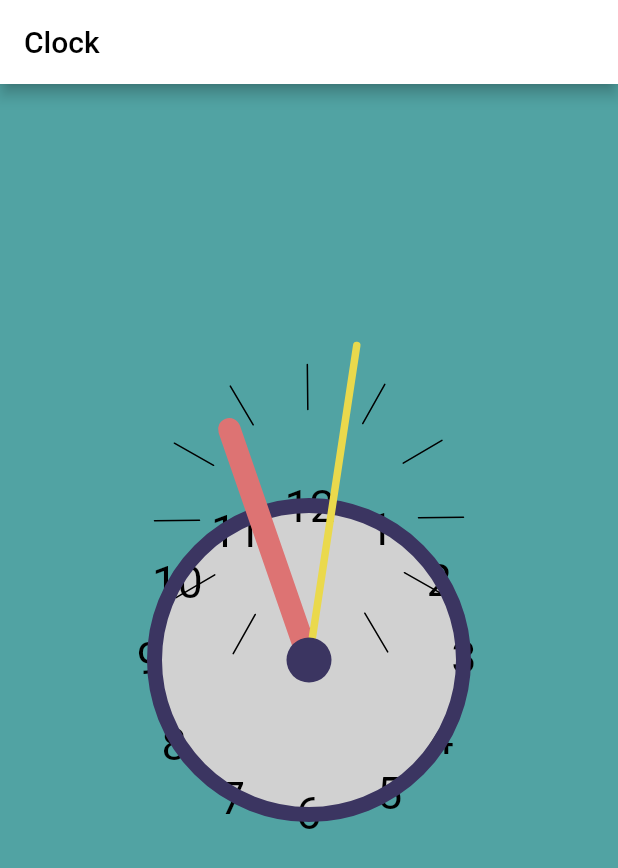
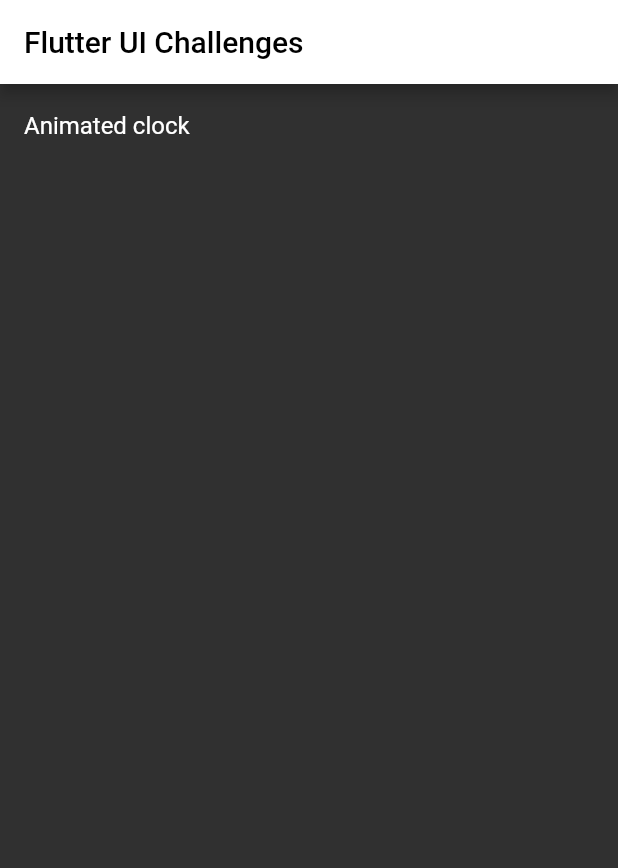
Before and after one commit to kamskr/flutter_ui_challenges, a Flutter app: the screen it shows after launch, on a phone screen of 412 x 824 dp. Shown: the top 868 px of the screen. Run offline on Flutter 3.47's test engine with Material 2 defaults, Android fonts, the phone set to English and light mode, and no system bars.

Commit message:
feat: prepared menu

```diff
--- a/lib/main.dart
+++ b/lib/main.dart
@@ -1,6 +1,7 @@
 import 'package:flutter/material.dart';
 
 import 'challenges/challenges.dart';
+import 'widgets/widgets.dart';
 
 void main() {
   runApp(const MyApp());
@@ -13,9 +14,33 @@ class MyApp extends StatelessWidget {
     return MaterialApp(
       title: 'Flutter Demo',
       theme: ThemeData(
-        primarySwatch: Colors.blue,
+        brightness: Brightness.dark,
       ),
-      home: const AnimatedClock(),
+      home: const Home(),
     );
   }
 }
+
+class Home extends StatelessWidget {
+  const Home({Key? key}) : super(key: key);
+
+  static const Map<String, Widget> _tileTitles = {
+    'Animated clock': AnimatedClock(),
+  };
+
+  @override
+  Widget build(BuildContext context) {
+    return Scaffold(
+      appBar: AppBar(
+        title: const Text(
+          'Flutter UI Challenges',
+        ),
+        backgroundColor: Colors.white,
+        foregroundColor: Colors.black,
+      ),
+      body: const ListScreen(
+        tileTitles: _tileTitles,
+      ),
+    );
+  }
+}
--- /dev/null
+++ b/lib/widgets/list_screen.dart
@@ -0,0 +1,27 @@
+import 'package:flutter/material.dart';
+
+class ListScreen extends StatelessWidget {
+  const ListScreen({required this.tileTitles, Key? key}) : super(key: key);
+
+  final Map<String, Widget> tileTitles;
+
+  @override
+  Widget build(BuildContext context) {
+    return SafeArea(
+      child: ListView(
+        children: tileTitles.entries
+            .map(
+              (entry) => ListTile(
+                onTap: () => Navigator.of(context).push<MaterialPageRoute>(
+                  MaterialPageRoute(
+                    builder: (context) => entry.value,
+                  ),
+                ),
+                title: Text(entry.key),
+              ),
+            )
+            .toList(),
+      ),
+    );
+  }
+}
--- /dev/null
+++ b/lib/widgets/widgets.dart
@@ -0,0 +1 @@
+export 'list_screen.dart';
```
